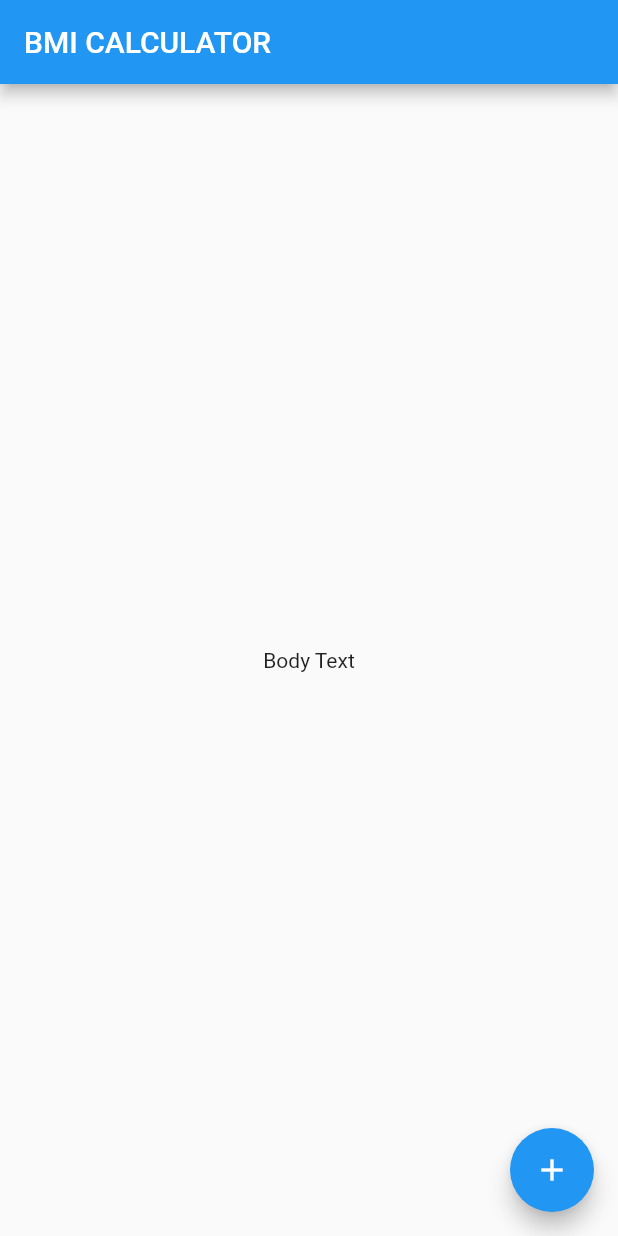
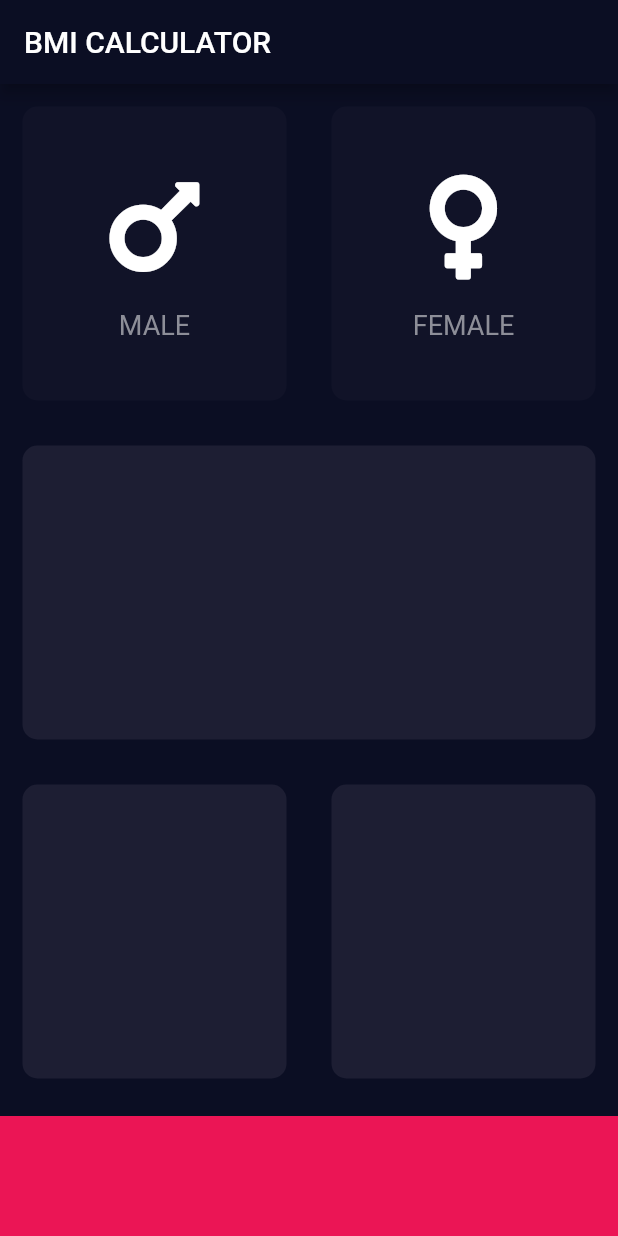
Before and after one commit to hackerman-peter/Learning-Flutter-Dev, a Flutter app: the screen it shows after launch, on a phone screen of 412 x 824 dp. Run offline on Flutter 3.47's test engine with Material 2 defaults, Android fonts, the light colour scheme and no system bars; our stand-ins replace audioplayers, font_awesome_flutter, rflutter_alert.

Commit message:
Refactored input page

```diff
--- /dev/null
+++ b/bmi-calculator-flutter-master/lib/icon_content.dart
@@ -0,0 +1,30 @@
+import 'package:flutter/material.dart';
+
+const labelTextStyle = TextStyle(
+  fontSize: 18,
+  color: Color(0xFF8D8E98),
+);
+
+class IconContent extends StatelessWidget {
+  final String gender;
+  final IconData icon;
+
+  IconContent({@required this.gender, @required this.icon});
+
+  @override
+  Widget build(BuildContext context) {
+    return Column(
+      mainAxisAlignment: MainAxisAlignment.center,
+      children: <Widget>[
+        Icon(
+          this.icon,
+          size: 80,
+        ),
+        SizedBox(
+          height: 15,
+        ),
+        Text(this.gender, style: labelTextStyle)
+      ],
+    );
+  }
+}
--- /dev/null
+++ b/bmi-calculator-flutter-master/lib/input_page.dart
@@ -0,0 +1,104 @@
+import 'package:flutter/material.dart';
+import 'package:font_awesome_flutter/font_awesome_flutter.dart';
+import 'icon_content.dart';
+import 'reusable_card.dart';
+
+const double bottomButtonHeight = 80;
+const Color activeCardColor = Color(0xFF1D1E33);
+const Color inactiveCardColor = Color(0xFF111328);
+const Color buttonButtonColor = Color(0xFFEB1555);
+
+enum Genders { male, female }
+
+class InputPage extends StatefulWidget {
+  @override
+  _InputPageState createState() => _InputPageState();
+}
+
+class _InputPageState extends State<InputPage> {
+  Genders selectedGender;
+
+  @override
+  Widget build(BuildContext context) {
+    return Scaffold(
+      appBar: AppBar(
+        title: Text('BMI CALCULATOR'),
+      ),
+      body: Column(
+        children: <Widget>[
+          Expanded(
+            child: Row(
+              children: <Widget>[
+                Expanded(
+                  child: ReusableCard(
+                    onPress: () {
+                      setState(() {
+                        selectedGender = Genders.male;
+                      });
+                    },
+                    color: selectedGender == Genders.male
+                        ? activeCardColor
+                        : inactiveCardColor,
+                    cardChild: IconContent(
+                      gender: 'MALE',
+                      icon: FontAwesomeIcons.mars,
+                    ),
+                  ),
+                ),
+                Expanded(
+                  child: ReusableCard(
+                    onPress: () {
+                      setState(() {
+                        selectedGender = Genders.female;
+                      });
+                    },
+                    color: selectedGender == Genders.female
+                        ? activeCardColor
+                        : inactiveCardColor,
+                    cardChild: IconContent(
+                      gender: 'FEMALE',
+                      icon: FontAwesomeIcons.venus,
+                    ),
+                  ),
+                ),
+              ],
+            ),
+          ),
+          Expanded(
+            child: Row(
+              children: <Widget>[
+                Expanded(
+                  child: ReusableCard(
+                    color: activeCardColor,
+                  ),
+                )
+              ],
+            ),
+          ),
+          Expanded(
+            child: Row(
+              children: <Widget>[
+                Expanded(
+                  child: ReusableCard(
+                    color: activeCardColor,
+                  ),
+                ),
+                Expanded(
+                  child: ReusableCard(
+                    color: activeCardColor,
+                  ),
+                ),
+              ],
+            ),
+          ),
+          Container(
+            color: buttonButtonColor,
+            margin: EdgeInsets.only(top: 10),
+            width: double.infinity,
+            height: bottomButtonHeight,
+          ),
+        ],
+      ),
+    );
+  }
+}
--- a/bmi-calculator-flutter-master/lib/main.dart
+++ b/bmi-calculator-flutter-master/lib/main.dart
@@ -1,4 +1,5 @@
 import 'package:flutter/material.dart';
+import 'input_page.dart';
 
 void main() => runApp(BMICalculator());
 
@@ -6,29 +7,11 @@ class BMICalculator extends StatelessWidget {
   @override
   Widget build(BuildContext context) {
     return MaterialApp(
+      theme: ThemeData.dark().copyWith(
+        primaryColor: Color(0xFF0B0E23),
+        scaffoldBackgroundColor: Color(0xFF0B0E23),
+      ),
       home: InputPage(),
     );
   }
 }
-
-class InputPage extends StatefulWidget {
-  @override
-  _InputPageState createState() => _InputPageState();
-}
-
-class _InputPageState extends State<InputPage> {
-  @override
-  Widget build(BuildContext context) {
-    return Scaffold(
-      appBar: AppBar(
-        title: Text('BMI CALCULATOR'),
-      ),
-      body: Center(
-        child: Text('Body Text'),
-      ),
-      floatingActionButton: FloatingActionButton(
-        child: Icon(Icons.add),
-      ),
-    );
-  }
-}
--- /dev/null
+++ b/bmi-calculator-flutter-master/lib/reusable_card.dart
@@ -0,0 +1,24 @@
+import 'package:flutter/material.dart';
+
+class ReusableCard extends StatelessWidget {
+  ReusableCard({@required this.color, this.cardChild, this.onPress});
+
+  final Color color;
+  final Widget cardChild;
+  final Function onPress;
+
+  @override
+  Widget build(BuildContext context) {
+    return GestureDetector(
+      onTap: onPress,
+      child: Container(
+        child: this.cardChild,
+        margin: EdgeInsets.all(15),
+        decoration: BoxDecoration(
+          borderRadius: BorderRadius.circular(10),
+          color: this.color,
+        ),
+      ),
+    );
+  }
+}
--- a/bmi-calculator-flutter-master/pubspec.yaml
+++ b/bmi-calculator-flutter-master/pubspec.yaml
@@ -11,6 +11,7 @@ dependencies:
     sdk: flutter
 
   cupertino_icons: ^0.1.2
+  font_awesome_flutter: ^8.8.1
 
 dev_dependencies:
   flutter_test:
```
